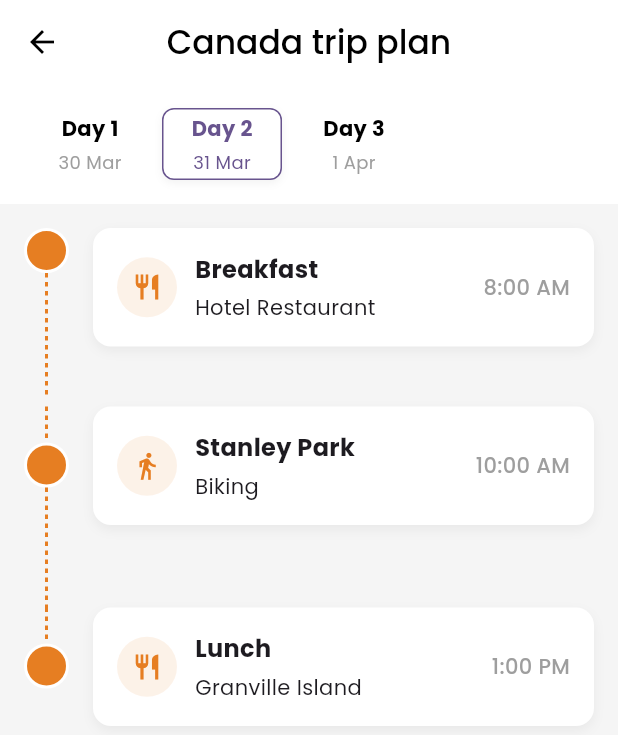
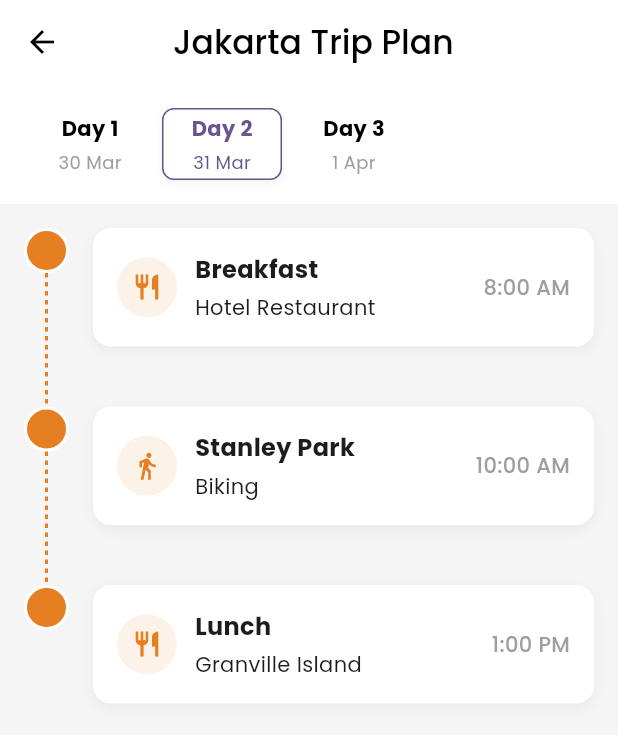
Before and after one commit to Qibaal/GDG-SK, a Flutter app: the TravelPlannerScreen screen opened directly, after a tap on an icon or button, on a phone screen of 412 x 824 dp. Shown: the top 735 px of the screen. Run offline on Flutter 3.47's test engine with Material 3 defaults, Android fonts, the phone set to English and light mode, and no system bars; our stand-ins replace google_fonts, google_sign_in, logger, shared_preferences; accounts and stored records are empty.

Commit message:
final timeline
final timeline

```diff
--- a/lib/timeline.dart
+++ b/lib/timeline.dart
@@ -23,7 +23,7 @@ class MyApp extends StatelessWidget {
 }
 
 class TravelPlannerScreen extends StatefulWidget {
-  const TravelPlannerScreen({Key? key}) : super(key: key);
+  const TravelPlannerScreen({super.key});
 
   @override
   State<TravelPlannerScreen> createState() => _TravelPlannerScreenState();
@@ -32,6 +32,7 @@ class TravelPlannerScreen extends StatefulWidget {
 class _TravelPlannerScreenState extends State<TravelPlannerScreen> {
   int _selectedDayIndex = 0;
   late List<TripDay> _tripDays;
+  String _tripName = '';
 
   @override
   void initState() {
@@ -43,7 +44,7 @@ class _TravelPlannerScreenState extends State<TravelPlannerScreen> {
   void _loadTripData() {
     // Mock data - this would come from your JSON backend
     final mockData = {
-      "tripName": "Canada trip plan",
+      "tripName": " Jakarta ",
       "days": [
         {
           "date": "2025-03-30",
@@ -156,6 +157,7 @@ class _TravelPlannerScreenState extends State<TravelPlannerScreen> {
   }
 
   void _parseTripData(Map<String, dynamic> data) {
+    _tripName = data['tripName'] as String;
     _tripDays = (data['days'] as List).map((dayData) {
       final date = DateTime.parse(dayData['date']);
       final activities = (dayData['activities'] as List).map((activityData) {
@@ -180,7 +182,7 @@ class _TravelPlannerScreenState extends State<TravelPlannerScreen> {
           onPressed: () {},
         ),
         title: Text(
-          'Canada trip plan',
+          '${_tripName}Trip Plan',
           style: TextStyle(
             color: Colors.black,
             fontWeight: FontWeight.w500,
@@ -265,26 +267,27 @@ class _TravelPlannerScreenState extends State<TravelPlannerScreen> {
   final selectedDay = _tripDays[_selectedDayIndex];
 
   return ListView.builder(
-      padding: const EdgeInsets.fromLTRB(16, 16, 16, 16),
+    padding: const EdgeInsets.all(16),
     itemCount: selectedDay.activities.length,
     itemBuilder: (context, index) {
       final activity = selectedDay.activities[index];
       final isFirst = index == 0;
       final isLast = index == selectedDay.activities.length - 1;
 
-        return Row(
-          crossAxisAlignment: CrossAxisAlignment.start,
+      return IntrinsicHeight(                                      // ①
+        child: Row(
+          crossAxisAlignment: CrossAxisAlignment.stretch,         // ②
           children: [
-            // Timeline column with connecting lines
+            // ─── Timeline column ────────────────────────────────
             SizedBox(
               width: 30,
               child: Column(
+                mainAxisSize: MainAxisSize.max,
                 children: [
-                  // Top connecting line (except for first item)
+                  // Top line
                   if (!isFirst)
-                    Container(
+                    SizedBox(
                       width: 2,
-                      height: 24,
                       child: CustomPaint(
                         painter: DashedLinePainter(
                           color: Color(0xFFE67E22),
@@ -305,16 +308,17 @@ class _TravelPlannerScreenState extends State<TravelPlannerScreen> {
                     ),
                   ),
 
-                  // Bottom connecting line (except for last item)
+                  // Bottom line grows to fill rest of the row
                   if (!isLast)
-                    Container(
+                    Expanded(                                       // ③
+                      child: SizedBox(
                         width: 2,
-                      height: 80, // Adjust based on content
                         child: CustomPaint(
                           painter: DashedLinePainter(
                             color: Color(0xFFE67E22),
                             dashLength: 3,
                             dashGap: 3,
+                          ),
                         ),
                       ),
                     ),
@@ -324,7 +328,7 @@ class _TravelPlannerScreenState extends State<TravelPlannerScreen> {
 
             const SizedBox(width: 16),
 
-            // Activity details
+            // ─── Activity card ────────────────────────────────────
             Expanded(
               child: Padding(
                 padding: EdgeInsets.only(bottom: isLast ? 0 : 24),
@@ -332,10 +336,12 @@ class _TravelPlannerScreenState extends State<TravelPlannerScreen> {
               ),
             ),
           ],
+        ),
       );
     },
   );
   }
+
 
   Color _getActivityColor(String type) {
     switch (type) {
```
Lines whose indentation alone changed are shown as unchanged.
